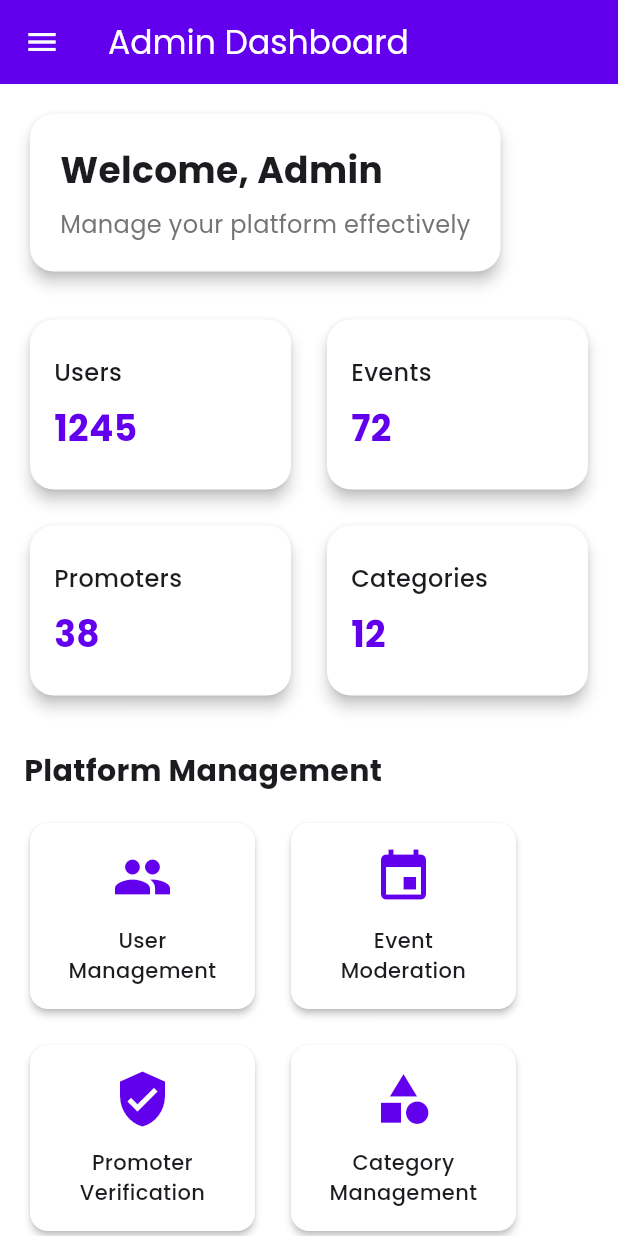
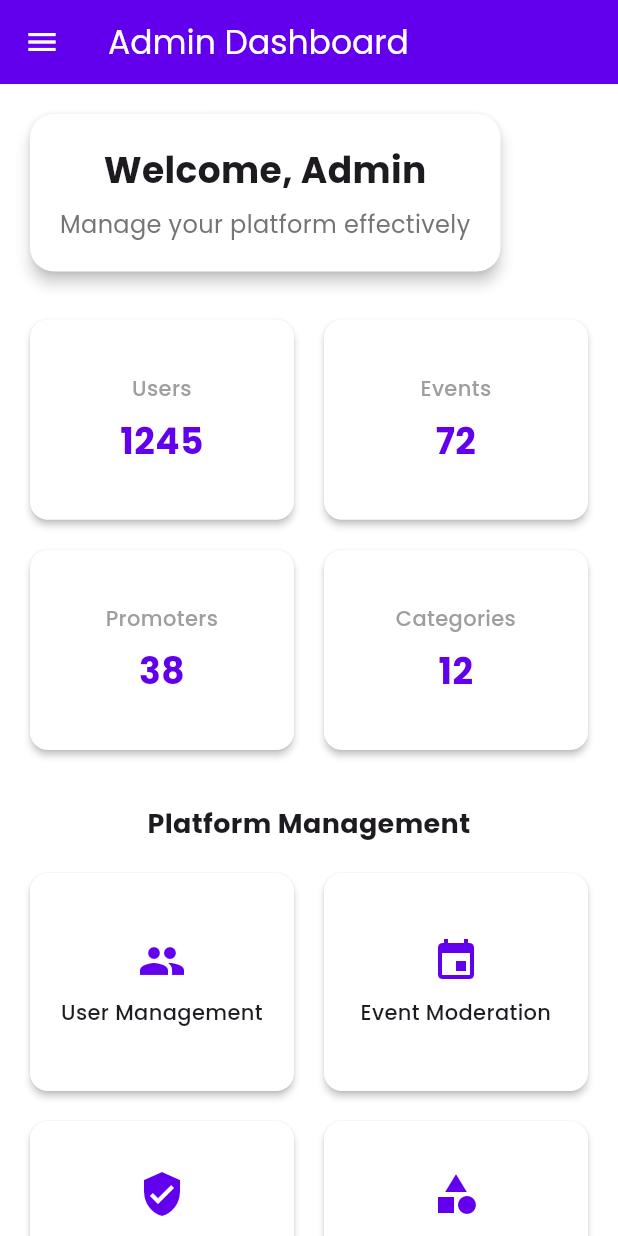
Before and after one commit to naufalgholib/event_spot_test, a Flutter app: the AdminDashboardScreen screen opened directly, on a phone screen of 412 x 824 dp. Run offline on Flutter 3.47's test engine with Material 3 defaults, Android fonts, the phone set to English and light mode, and no system bars; our stand-ins replace cached_network_image, dio, fl_chart, flutter_map, google_fonts, google_maps_flutter and 4 more; accounts and stored records are empty; project files that could hold a hidden picture were left out.

Commit message:
style(admin):fix UI for admin

```diff
--- a/lib/presentation/screens/admin/admin_dashboard_screen.dart
+++ b/lib/presentation/screens/admin/admin_dashboard_screen.dart
@@ -202,10 +202,11 @@ class _AdminDashboardScreenState extends State<AdminDashboardScreen> {
       child: Padding(
         padding: const EdgeInsets.all(20.0),
         child: Column(
-          crossAxisAlignment: CrossAxisAlignment.start,
+          crossAxisAlignment: CrossAxisAlignment.center,
           children: [
             const Text(
               'Welcome, Admin',
+              textAlign: TextAlign.center,
               style: TextStyle(
                 fontSize: 24,
                 fontWeight: FontWeight.bold,
@@ -214,6 +215,7 @@ class _AdminDashboardScreenState extends State<AdminDashboardScreen> {
             const SizedBox(height: 8),
             Text(
               'Manage your platform effectively',
+              textAlign: TextAlign.center,
               style: TextStyle(
                 fontSize: 16,
                 color: Colors.grey[600],
@@ -231,9 +233,9 @@ class _AdminDashboardScreenState extends State<AdminDashboardScreen> {
       physics: const NeverScrollableScrollPhysics(),
       gridDelegate: const SliverGridDelegateWithFixedCrossAxisCount(
         crossAxisCount: 2,
-        crossAxisSpacing: 16,
-        mainAxisSpacing: 16,
-        childAspectRatio: 1.5,
+        crossAxisSpacing: 12,
+        mainAxisSpacing: 12,
+        childAspectRatio: 1.3,
       ),
       itemCount: _dashboardStats.length,
       itemBuilder: (context, index) {
@@ -245,24 +247,27 @@ class _AdminDashboardScreenState extends State<AdminDashboardScreen> {
 
   Widget _buildStatCard(String title, int count) {
     return Card(
-      elevation: 4,
-      shape: RoundedRectangleBorder(borderRadius: BorderRadius.circular(16)),
+      elevation: 2,
+      shape: RoundedRectangleBorder(borderRadius: BorderRadius.circular(12)),
       child: Padding(
         padding: const EdgeInsets.all(16.0),
         child: Column(
           mainAxisAlignment: MainAxisAlignment.center,
-          crossAxisAlignment: CrossAxisAlignment.start,
+          crossAxisAlignment: CrossAxisAlignment.center,
           children: [
             Text(
               title,
+              textAlign: TextAlign.center,
               style: const TextStyle(
-                fontSize: 16,
+                fontSize: 14,
                 fontWeight: FontWeight.w500,
+                color: Colors.grey,
               ),
             ),
             const SizedBox(height: 8),
             Text(
               count.toString(),
+              textAlign: TextAlign.center,
               style: const TextStyle(
                 fontSize: 24,
                 fontWeight: FontWeight.bold,
@@ -277,75 +282,94 @@ class _AdminDashboardScreenState extends State<AdminDashboardScreen> {
 
   Widget _buildNavigationSection() {
     return Column(
-      crossAxisAlignment: CrossAxisAlignment.start,
+      crossAxisAlignment: CrossAxisAlignment.center,
       children: [
         const Text(
           'Platform Management',
+          textAlign: TextAlign.center,
           style: TextStyle(
-            fontSize: 20,
+            fontSize: 18,
             fontWeight: FontWeight.bold,
           ),
         ),
         const SizedBox(height: 16),
-        Wrap(
-          spacing: 16,
-          runSpacing: 16,
-          children: [
-            _buildNavigationCard(
+        GridView.builder(
+          shrinkWrap: true,
+          physics: const NeverScrollableScrollPhysics(),
+          gridDelegate: const SliverGridDelegateWithFixedCrossAxisCount(
+            crossAxisCount: 2,
+            crossAxisSpacing: 12,
+            mainAxisSpacing: 12,
+            childAspectRatio: 1.2,
+          ),
+          itemCount: 7,
+          itemBuilder: (context, index) {
+            switch (index) {
+              case 0:
+                return _buildNavigationCard(
                   'User Management',
                   Icons.people,
                   () => Navigator.pushNamed(context, AppRouter.adminUsers),
-            ),
-            _buildNavigationCard(
+                );
+              case 1:
+                return _buildNavigationCard(
                   'Event Moderation',
                   Icons.event,
                   () => Navigator.pushNamed(context, AppRouter.adminEvents),
-            ),
-            _buildNavigationCard(
+                );
+              case 2:
+                return _buildNavigationCard(
                   'Promoter Verification',
                   Icons.verified_user,
                   () => Navigator.pushNamed(context, AppRouter.adminPromoters),
-            ),
-            _buildNavigationCard(
+                );
+              case 3:
+                return _buildNavigationCard(
                   'Category Management',
                   Icons.category,
                   () => Navigator.pushNamed(context, AppRouter.adminCategories),
-            ),
-            _buildNavigationCard(
+                );
+              case 4:
+                return _buildNavigationCard(
                   'Tag Management',
                   Icons.tag,
                   () => Navigator.pushNamed(context, AppRouter.adminTags),
-            ),
-            _buildNavigationCard(
+                );
+              case 5:
+                return _buildNavigationCard(
                   'Platform Statistics',
                   Icons.bar_chart,
                   () => Navigator.pushNamed(context, AppRouter.adminStatistics),
-            ),
-            _buildNavigationCard(
+                );
+              case 6:
+                return _buildNavigationCard(
                   'System Settings',
                   Icons.settings,
                   () => Navigator.pushNamed(context, AppRouter.adminSettings),
-            ),
-          ],
+                );
+              default:
+                return const SizedBox.shrink();
+            }
+          },
         ),
       ],
     );
   }
 
   Widget _buildNavigationCard(String title, IconData icon, VoidCallback onTap) {
-    return InkWell(
-      onTap: onTap,
-      child: Card(
+    return Card(
       elevation: 2,
       shape: RoundedRectangleBorder(borderRadius: BorderRadius.circular(12)),
-        child: Container(
-          width: 150,
-          padding: const EdgeInsets.all(16),
+      child: InkWell(
+        onTap: onTap,
+        borderRadius: BorderRadius.circular(12),
+        child: Padding(
+          padding: const EdgeInsets.all(16.0),
           child: Column(
             mainAxisAlignment: MainAxisAlignment.center,
             children: [
-              Icon(icon, size: 40, color: AppTheme.primaryColor),
-              const SizedBox(height: 12),
+              Icon(icon, size: 32, color: AppTheme.primaryColor),
+              const SizedBox(height: 8),
               Text(
                 title,
                 textAlign: TextAlign.center,
@@ -387,12 +411,13 @@ class _AdminDashboardScreenState extends State<AdminDashboardScreen> {
     ];
 
     return Column(
-      crossAxisAlignment: CrossAxisAlignment.start,
+      crossAxisAlignment: CrossAxisAlignment.center,
       children: [
         const Text(
           'Recent Activity',
+          textAlign: TextAlign.center,
           style: TextStyle(
-            fontSize: 20,
+            fontSize: 18,
             fontWeight: FontWeight.bold,
           ),
         ),
@@ -409,6 +434,8 @@ class _AdminDashboardScreenState extends State<AdminDashboardScreen> {
             itemBuilder: (context, index) {
               final activity = recentActivities[index];
               return ListTile(
+                contentPadding:
+                    const EdgeInsets.symmetric(horizontal: 16, vertical: 8),
                 leading: CircleAvatar(
                   backgroundColor: AppTheme.primaryColor.withOpacity(0.1),
                   child: Icon(
@@ -416,8 +443,16 @@ class _AdminDashboardScreenState extends State<AdminDashboardScreen> {
                     color: AppTheme.primaryColor,
                   ),
                 ),
-                title: Text(activity['action']),
-                subtitle: Text(activity['time']),
+                title: Text(
+                  activity['action'],
+                  textAlign: TextAlign.center,
+                  style: const TextStyle(fontSize: 14),
+                ),
+                subtitle: Text(
+                  activity['time'],
+                  textAlign: TextAlign.center,
+                  style: const TextStyle(fontSize: 12),
+                ),
               );
             },
           ),
```
Also changed, not shown: lib/presentation/screens/admin/event_moderation_screen.dart (+122 -92 lines), lib/presentation/screens/admin/tag_management_screen.dart (+22 -6 lines), lib/presentation/screens/admin/user_management_screen.dart (+8 -2 lines). Lines whose indentation alone changed are shown as unchanged.
